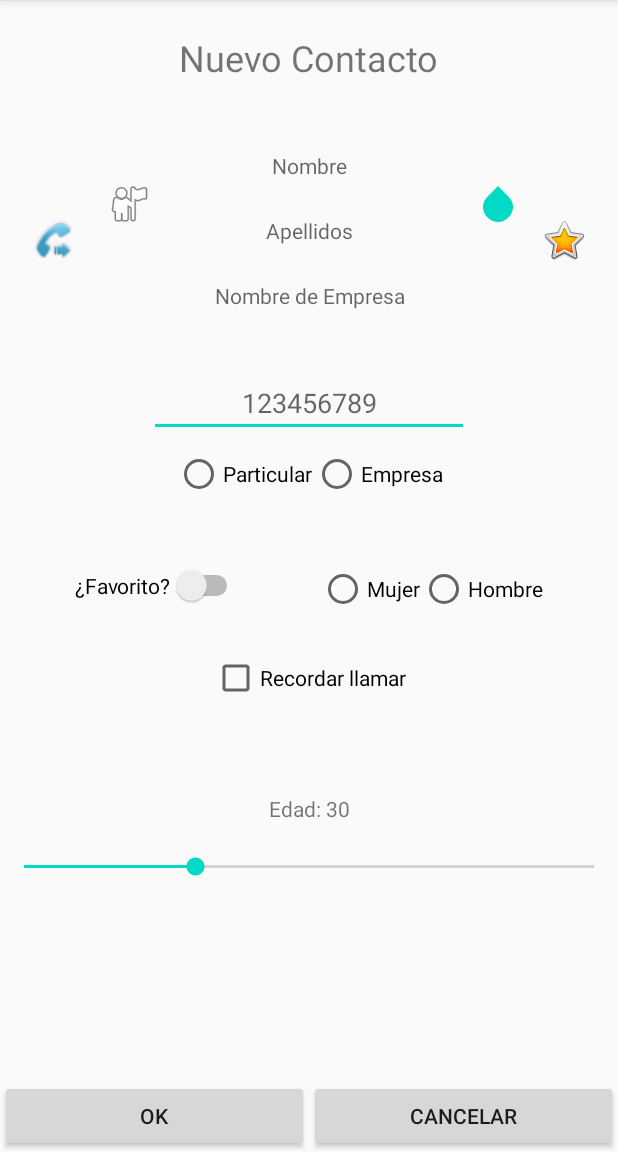
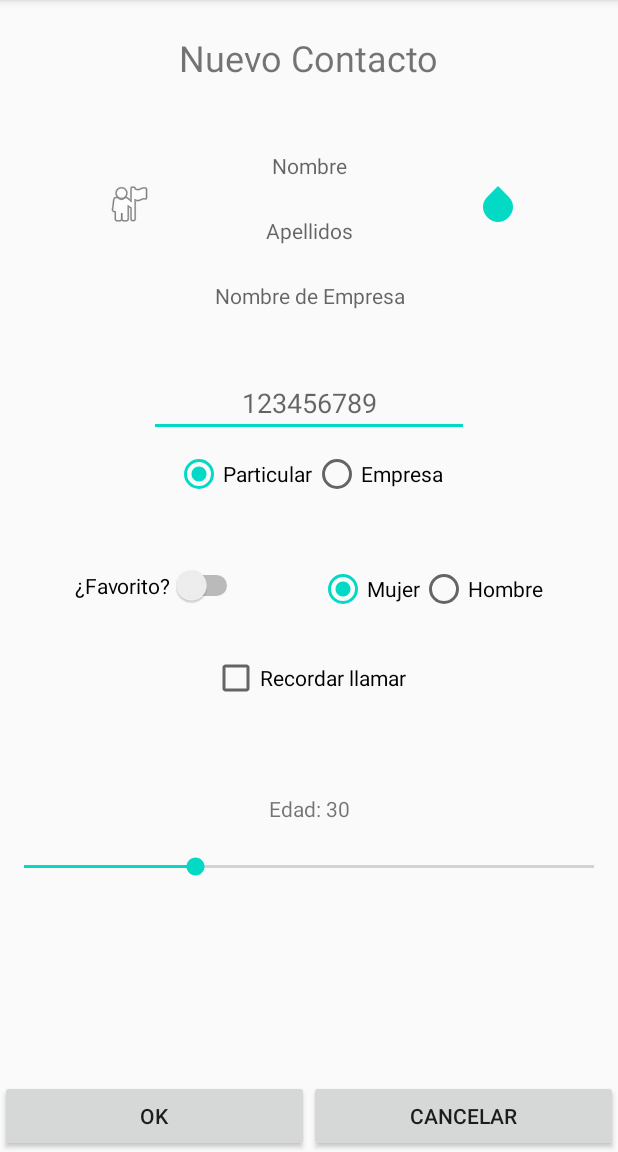
Before and after one commit to sochoa2021DanielAbellan/Practica3, an Android app: the screen it shows after launch (NuevoContactoActivity), after a tap on "NUEVO", on a phone screen of 412 x 824 dp, the part 84-1236 px from its top. Run offline under Robolectric (Android 15) with nearby library versions, the phone set to English and light mode, and no system bars.

Commit message:
Añadida funcionalidad a los CheckButtons, Switch y RadioGroups. La creación de un contacto ahora se muestra con la información correspondiente en MainActivity.

```diff
--- a/app/src/main/java/net/iessochoa/danielabellan/practica3/MainActivity.java
+++ b/app/src/main/java/net/iessochoa/danielabellan/practica3/MainActivity.java
@@ -3,10 +3,14 @@ package net.iessochoa.danielabellan.practica3;
 import android.content.Intent;
 import android.support.v7.app.AppCompatActivity;
 import android.os.Bundle;
+import android.view.View;
 import android.widget.Button;
+import android.widget.TextView;
 
-public class MainActivity extends AppCompatActivity {
+public class MainActivity extends AppCompatActivity implements View.OnClickListener{
 
+    public final static int OPTION_REQUEST_CONTACTO = 0;
+    private TextView tvAgenda;
     private Button btnNuevo;
     private Button btnSalir;
 
@@ -16,19 +20,41 @@ public class MainActivity extends AppCompatActivity {
         setContentView(R.layout.activity_main);
 
         //Declaramos las variables para poder dar funcionalidad a los botones de la Actividad
+        tvAgenda = findViewById(R.id.tvAgenda);
         btnNuevo = findViewById(R.id.btnNuevo);
         btnSalir = findViewById(R.id.btnSalir);
 
         //Hacemos que cuando se pulse "Nuevo", abrir la Actividad correspondiente para crear un nuevo contacto
-        btnNuevo.setOnClickListener(view -> {
-            Intent intent = new Intent(this, NuevoContactoActivity.class);
-            startActivity(intent);
-        });
+        btnNuevo.setOnClickListener(this);
 
         //Hacemos que cuando se pulse "Salir" se cierre la aplicación
-        btnSalir.setOnClickListener(view -> {
-            this.finish();
-        });
+        btnSalir.setOnClickListener(this);
 
     }
+
+    public void onClick(View view) {
+        switch (view.getId()){
+            case R.id.btnNuevo:
+                Intent intent = new Intent(this, NuevoContactoActivity.class);
+                startActivityForResult(intent, OPTION_REQUEST_CONTACTO);
+                break;
+            case R.id.btnSalir:
+                this.finish();
+                break;
+        }
+    }
+
+    public void onActivityResult(int requestCode, int resultCode, Intent intent) {
+        super.onActivityResult(requestCode, resultCode, intent);
+
+        if(resultCode != RESULT_CANCELED && requestCode == OPTION_REQUEST_CONTACTO){
+            String contactoResultado = intent.getStringExtra(NuevoContactoActivity.EXTRA_RESULTADO_CONTACTO);
+            if(tvAgenda.getText().length() == 0) {
+                tvAgenda.setText(contactoResultado);
+            }
+            else{
+                tvAgenda.append("\n" + contactoResultado);
+            }
+        }
+    }
 }
--- a/app/src/main/java/net/iessochoa/danielabellan/practica3/NuevoContactoActivity.java
+++ b/app/src/main/java/net/iessochoa/danielabellan/practica3/NuevoContactoActivity.java
@@ -5,6 +5,14 @@ import android.support.v7.app.AppCompatActivity;
 import android.os.Bundle;
 import android.view.View;
 import android.widget.Button;
+import android.widget.CheckBox;
+import android.widget.CompoundButton;
+import android.widget.EditText;
+import android.widget.ImageView;
+import android.widget.RadioButton;
+import android.widget.RadioGroup;
+import android.widget.SeekBar;
+import android.widget.Switch;
 import android.widget.TextView;
 
 public class NuevoContactoActivity extends AppCompatActivity implements View.OnClickListener {
@@ -12,10 +20,22 @@ public class NuevoContactoActivity extends AppCompatActivity implements View.OnC
     public final static int OPTION_REQUEST_NOMBRE = 0;
     public final static int OPTION_REQUEST_APELLIDOS = 1;
     public final static int OPTION_REQUEST_NOMBRE_EMPRESA = 2;
+    public final static String EXTRA_RESULTADO_CONTACTO = "NuevoContactoActivity.EXTRA_RESULTADO_CONTACTO";
 
     private TextView tvNombre;
     private TextView tvApellidos;
     private TextView tvNombreEmpresa;
+    private EditText etTelefono;
+    private RadioGroup rgTipoTelefono;
+    private RadioGroup rgSexo;
+    private Switch swFavorito;
+    private CheckBox ckbRecordarLlamar;
+    private ImageView ivTipoTelefono;
+    private ImageView ivSexo;
+    private ImageView ivFavoritos;
+    private ImageView ivRecordarLlamar;
+    private TextView tvNumeroEdad;
+    private SeekBar skbNumeroEdad;
     private Button btnOk;
     private Button btnCancelar;
 
@@ -27,12 +47,70 @@ public class NuevoContactoActivity extends AppCompatActivity implements View.OnC
         tvNombre = findViewById(R.id.tvNombre);
         tvApellidos = findViewById(R.id.tvApellidos);
         tvNombreEmpresa = findViewById(R.id.tvNombreEmpresa);
+        etTelefono = findViewById(R.id.etTelefono);
+        rgTipoTelefono = findViewById(R.id.rgTipoTelefono);
+        rgSexo = findViewById(R.id.rgSexo);
+        swFavorito = findViewById(R.id.swFavorito);
+        ckbRecordarLlamar = findViewById(R.id.ckbRecordarLlamar);
+        ivTipoTelefono = findViewById(R.id.ivTipoTelefono);
+        ivSexo = findViewById(R.id.ivSexo);
+        ivFavoritos = findViewById(R.id.ivFavoritos);
+        ivRecordarLlamar = findViewById(R.id.ivRecordarLlamar);
+        tvNumeroEdad = findViewById(R.id.tvNumeroEdad);
+        skbNumeroEdad = findViewById(R.id.skbNumeroEdad);
         btnOk = findViewById(R.id.btnOk);
         btnCancelar = findViewById(R.id.btnCancelar);
 
         tvNombre.setOnClickListener(this);
         tvApellidos.setOnClickListener(this);
         tvNombreEmpresa.setOnClickListener(this);
+        //TODO: Cambio de icono segun el tipo de empresa
+        rgTipoTelefono.setOnCheckedChangeListener(new RadioGroup.OnCheckedChangeListener() {
+            @Override
+            public void onCheckedChanged(RadioGroup radioGroup, int i) {
+                switch (i){
+                    case R.id.rbParticular:
+                        //ivTipoTelefono.setImageResource();
+                        break;
+                    case R.id.rbEmpresa:
+                        //ivTipoTelefono.setImageResource();
+                        break;
+                }
+            }
+        });
+        //TODO: Cambio de icono segun el sexo del contacto
+        rgSexo.setOnCheckedChangeListener(new RadioGroup.OnCheckedChangeListener() {
+            @Override
+            public void onCheckedChanged(RadioGroup radioGroup, int i) {
+                switch(i){
+                    case R.id.rbMujer:
+                        //ivSexo.setImageResource();
+                        break;
+                    case R.id.rbHombre:
+                        //ivSexo.setImageResource();
+                        break;
+                }
+            }
+        });
+        swFavorito.setOnClickListener(this);
+        skbNumeroEdad.setOnSeekBarChangeListener(new SeekBar.OnSeekBarChangeListener() {
+            @Override
+            public void onProgressChanged(SeekBar seekBar, int i, boolean b) {
+                tvNumeroEdad.setText("Edad: " + skbNumeroEdad.getProgress());
+            }
+
+            @Override
+            public void onStartTrackingTouch(SeekBar seekBar) {
+                //Nothing
+            }
+
+            @Override
+            public void onStopTrackingTouch(SeekBar seekBar) {
+                //Nothing
+            }
+        });
+        ckbRecordarLlamar.setOnClickListener(this);
+        btnOk.setOnClickListener(this);
         btnCancelar.setOnClickListener(this);
     }
 
@@ -53,10 +131,36 @@ public class NuevoContactoActivity extends AppCompatActivity implements View.OnC
                 intent.putExtra(IntroducirDatosActivity.EXTRA_DATO, tvNombreEmpresa.getText().toString());
                 startActivityForResult(intent, OPTION_REQUEST_NOMBRE_EMPRESA);
                 break;
+            case R.id.swFavorito:
+                if(swFavorito.isChecked()){
+                    ivFavoritos.setVisibility(View.VISIBLE);
+                }
+                else{
+                    ivFavoritos.setVisibility(View.INVISIBLE);
+                }
+                break;
+            case R.id.ckbRecordarLlamar:
+                if(ckbRecordarLlamar.isChecked()){
+                    ivRecordarLlamar.setVisibility(View.VISIBLE);
+                }
+                else{
+                    ivRecordarLlamar.setVisibility(View.INVISIBLE);
+                }
+                break;
+            case R.id.btnOk:
+                if(tvNombre.getText().length() > 0 && tvApellidos.getText().length() > 0 && etTelefono.getText().length() > 0){
+                    Intent intentContacto = new Intent(this, MainActivity.class);
+                    intentContacto.putExtra(EXTRA_RESULTADO_CONTACTO,tvNombre.getText().toString() + " " + tvApellidos.getText().toString() + " - " + etTelefono.getText().toString());
+                    setResult(RESULT_OK,intentContacto);
+                    this.finish();
+                    break;
+                }
+                break;
             case R.id.btnCancelar:
+                setResult(RESULT_CANCELED);
                 this.finish();
+                break;
         }
-
     }
 
     @Override
--- a/app/src/main/res/layout/activity_nuevo_contacto.xml
+++ b/app/src/main/res/layout/activity_nuevo_contacto.xml
@@ -86,6 +86,7 @@
         android:layout_width="31dp"
         android:layout_height="34dp"
         android:layout_marginStart="20dp"
+        android:visibility="invisible"
         app:layout_constraintBottom_toBottomOf="@+id/ivFavoritos"
         app:layout_constraintStart_toStartOf="parent"
         app:layout_constraintTop_toTopOf="@+id/ivFavoritos"
@@ -96,7 +97,7 @@
         android:layout_width="wrap_content"
         android:layout_height="wrap_content"
         android:layout_marginEnd="20dp"
-        android:visibility="visible"
+        android:visibility="invisible"
         app:layout_constraintEnd_toEndOf="parent"
         app:layout_constraintTop_toTopOf="@+id/tvApellidos"
         app:srcCompat="@android:drawable/btn_star_big_on" />
@@ -147,6 +148,7 @@
             android:id="@+id/rbParticular"
             android:layout_width="wrap_content"
             android:layout_height="wrap_content"
+            android:checked="true"
             android:text="@string/rbParticular" />
 
         <RadioButton
@@ -160,6 +162,7 @@
         android:id="@+id/swFavorito"
         android:layout_width="wrap_content"
         android:layout_height="wrap_content"
+        android:checked="false"
         android:text="@string/swFavorito"
         app:layout_constraintBottom_toTopOf="@+id/ckbRecordarLlamar"
         app:layout_constraintEnd_toStartOf="@+id/rgSexo"
@@ -181,6 +184,7 @@
             android:id="@+id/rbMujer"
             android:layout_width="match_parent"
             android:layout_height="wrap_content"
+            android:checked="true"
             android:text="@string/rbMujer" />
 
         <RadioButton
```
